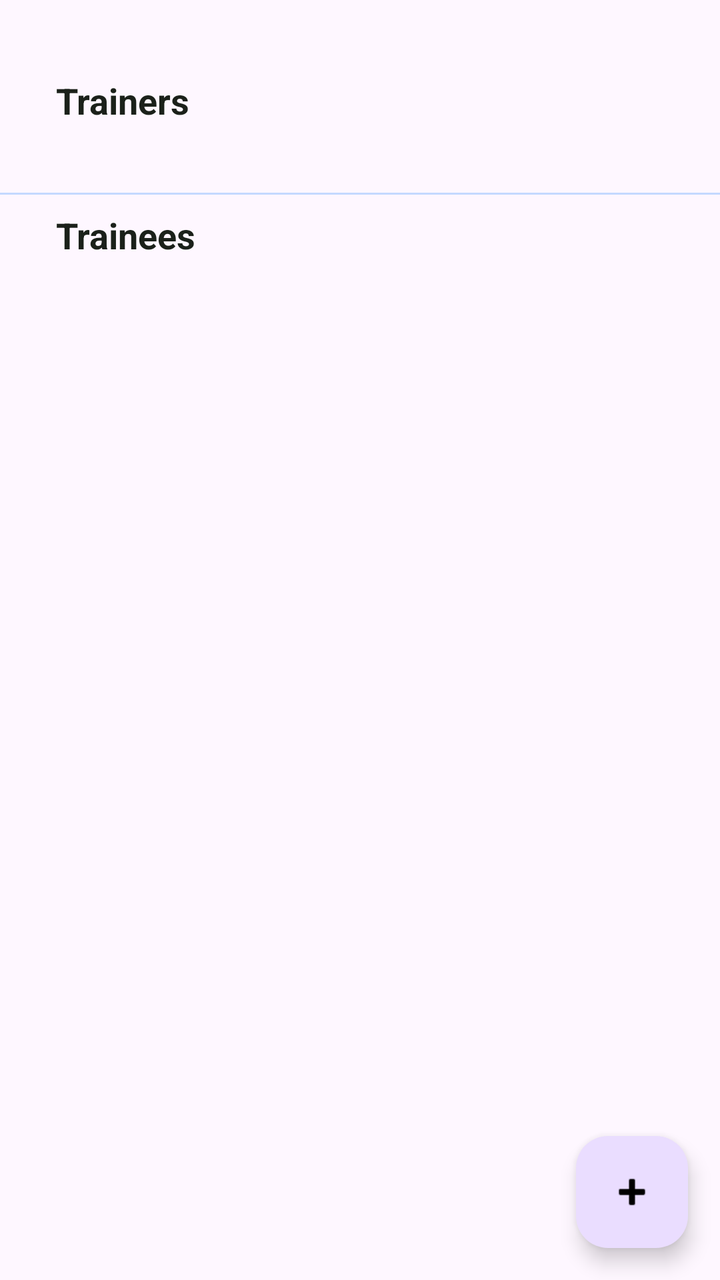
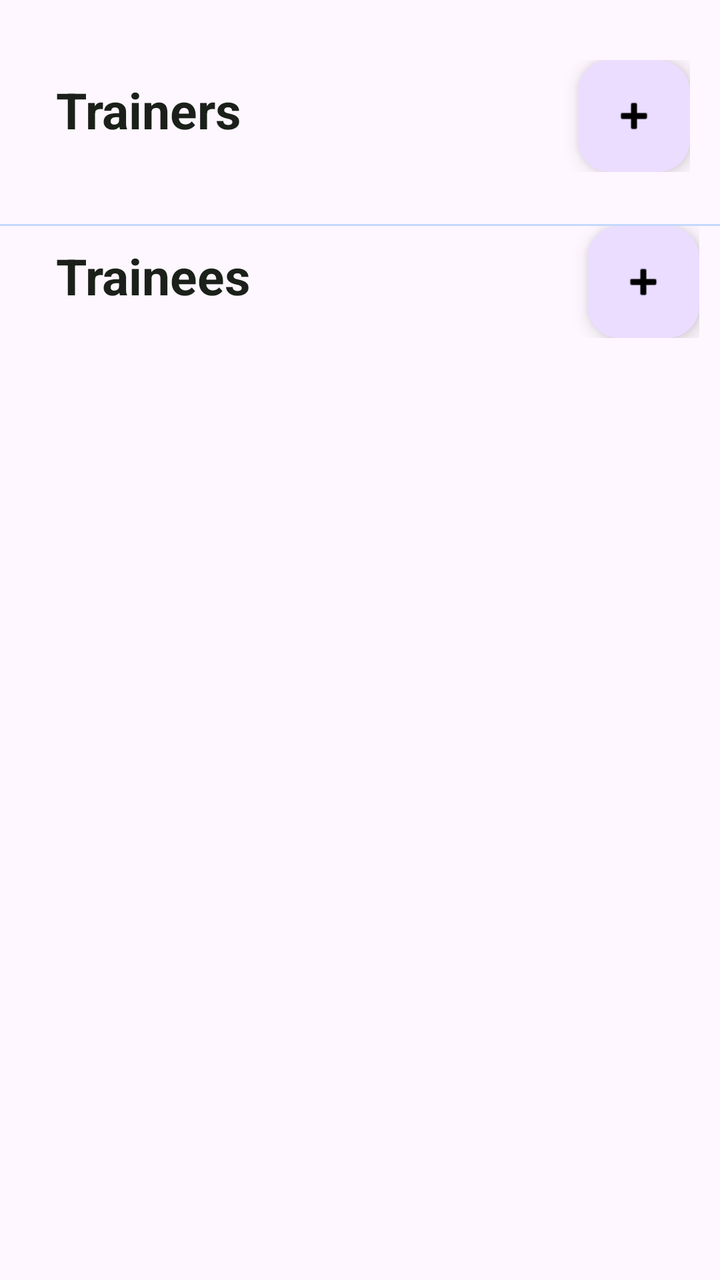

Screens rendered from an Android XML layout before and after an edit, with the pre-edit source and the edit as a unified diff.
<!-- AndroidManifest.xml: application theme Theme.UserProfileRegistration -->
<!-- res/layout/activity_profile_list.xml -->
<?xml version="1.0" encoding="utf-8"?>
<androidx.coordinatorlayout.widget.CoordinatorLayout
    xmlns:android="http://schemas.android.com/apk/res/android"
    xmlns:app="http://schemas.android.com/apk/res-auto"
    xmlns:tools="http://schemas.android.com/tools"
    android:layout_width="match_parent"
    android:layout_height="match_parent"
    android:paddingTop="30dp"
    tools:context=".activities.ProfileListActivity">

    <LinearLayout
        android:id="@+id/main"
        android:layout_width="match_parent"
        android:layout_height="match_parent"
        android:orientation="vertical">

        <TextView
            android:layout_width="match_parent"
            android:layout_height="wrap_content"
            android:text="Trainers"
            android:padding="8dp"
            android:textStyle="bold"
            android:textSize="18sp"
            android:textColor="@color/black"
            android:layout_marginStart="20dp" />

        <androidx.recyclerview.widget.RecyclerView
            android:id="@+id/profileRecyclerViewTrainers"
            android:layout_width="match_parent"
            android:layout_height="wrap_content"
            android:orientation="horizontal"
            app:layoutManager="androidx.recyclerview.widget.LinearLayoutManager"
            android:padding="8dp"
            tools:listitem="@layout/profile_card"
            android:clipToPadding="false"
            android:layout_marginBottom="10dp" />

        <View
            android:layout_width="match_parent"
            android:layout_height="1dp"
            android:background="@color/optional1" />

        <TextView
            android:layout_width="match_parent"
            android:layout_height="wrap_content"
            android:text="Trainees"
            android:padding="8dp"
            android:textStyle="bold"
            android:textSize="18sp"
            android:textColor="@color/black"
            android:layout_marginStart="20dp" />

        <androidx.recyclerview.widget.RecyclerView
            android:id="@+id/profileRecyclerViewTrainee"
            android:layout_width="match_parent"
            android:layout_height="match_parent"
            android:orientation="horizontal"
            app:layoutManager="androidx.recyclerview.widget.LinearLayoutManager"
            android:padding="8dp"
            tools:listitem="@layout/profile_card"
            android:clipToPadding="false" />

    </LinearLayout>

    <com.google.android.material.floatingactionbutton.FloatingActionButton
        android:id="@+id/fabAddProfile"
        android:layout_width="wrap_content"
        android:layout_height="wrap_content"
        android:layout_gravity="bottom|end"
        android:layout_margin="16dp"
        android:contentDescription="Add Profile"
        android:src="@android:drawable/ic_input_add"
        app:tint="@android:color/black" />

</androidx.coordinatorlayout.widget.CoordinatorLayout>
<!-- res/layout/profile_card.xml (included above) -->
<com.google.android.material.card.MaterialCardView
    xmlns:android="http://schemas.android.com/apk/res/android"
    xmlns:app="http://schemas.android.com/apk/res-auto"
    android:layout_width="200dp"
    android:layout_height="wrap_content"
    android:layout_margin="8dp"
    app:cardCornerRadius="24dp"
    app:cardElevation="8dp"
    android:id="@+id/profile_card"
    app:cardBackgroundColor="@color/white"
    app:strokeWidth="0dp">

    <LinearLayout
        android:layout_width="match_parent"
        android:layout_height="wrap_content"
        android:orientation="vertical"
        android:padding="12dp">


        <androidx.constraintlayout.widget.ConstraintLayout
            android:layout_width="match_parent"
            android:layout_height="180dp">

            <com.google.android.material.imageview.ShapeableImageView
                android:id="@+id/cardImage"
                android:layout_width="0dp"
                android:layout_height="0dp"
                android:scaleType="centerCrop"
                android:src="@drawable/trainer"
                app:layout_constraintTop_toTopOf="parent"
                app:layout_constraintBottom_toBottomOf="parent"
                app:layout_constraintStart_toStartOf="parent"
                app:layout_constraintEnd_toEndOf="parent"
                app:shapeAppearanceOverlay="@style/RoundedCorners20" />

            <ImageButton
                android:id="@+id/btnMenu"
                android:layout_width="40dp"
                android:layout_height="40dp"
                android:layout_marginTop="8dp"
                android:layout_marginEnd="8dp"
                android:background="?attr/selectableItemBackgroundBorderless"
                android:src="@android:drawable/ic_menu_more"
                app:tint="@color/secondary"
                app:layout_constraintTop_toTopOf="parent"
                app:layout_constraintEnd_toEndOf="parent" />

        </androidx.constraintlayout.widget.ConstraintLayout>



        <TextView
            android:id="@+id/profileName"
            android:layout_width="wrap_content"
            android:layout_height="wrap_content"
            android:layout_marginTop="12dp"
            android:text="Aminul Islam Munna"
            android:textColor="@color/black"
            android:textSize="16sp"
            android:textStyle="bold"
            app:drawableEndCompat="@drawable/ic_verified_green"
            android:drawablePadding="4dp" />

        <TextView
            android:id="@+id/details"
            android:layout_width="match_parent"
            android:layout_height="wrap_content"
            android:layout_marginTop="4dp"
            android:text="Product Designer who focuses on simplicity &amp; usability."
            android:textColor="#6B7280"
            android:textSize="12sp"
            android:lineSpacingExtra="2dp" />

        <LinearLayout
            android:layout_width="match_parent"
            android:layout_height="wrap_content"
            android:layout_marginTop="16dp"
            android:gravity="center_horizontal|center_vertical"
            android:weightSum="1">

            <LinearLayout

                android:layout_width="wrap_content"
                android:layout_height="wrap_content"
                android:orientation="horizontal"
                android:gravity="center"

                >

                <TextView
                    android:id="@+id/followers"
                    android:layout_width="wrap_content"
                    android:layout_height="wrap_content"
                    android:text="👤 312"
                    android:textSize="11sp"
                    android:layout_marginEnd="8dp"/>

                <TextView
                    android:id="@+id/posts"
                    android:layout_width="wrap_content"
                    android:layout_height="wrap_content"
                    android:text="🖼️ 48"
                    android:textSize="11sp" />
            </LinearLayout>

            <com.google.android.material.button.MaterialButton
                android:layout_weight=".4"
                style="@style/Widget.MaterialComponents.Button.TextButton"
                android:layout_width="wrap_content"
                android:layout_height="32dp"
                android:layout_alignParentEnd="true"
                android:backgroundTint="@color/secondary"
                android:layout_marginHorizontal="10dp"
                android:paddingHorizontal="8dp"
                android:text="Follow +"
                android:textAllCaps="false"
                android:textColor="#111827"
                android:textSize="10sp"
                app:cornerRadius="8dp" />

        </LinearLayout>
    </LinearLayout>
</com.google.android.material.card.MaterialCardView>
<!-- resources referenced by this layout -->
<resources>
  <color name="black">#1B211A</color>
  <color name="optional1">#C4D9FF</color>
  <color name="secondary">#E8F9FF</color>
  <color name="white">#FAF8F1</color>
  <!-- drawable ic_verified_green (drawable) -->
  <?xml version="1.0" encoding="utf-8"?>
  <vector xmlns:android="http://schemas.android.com/apk/res/android"
      android:width="24dp"
      android:height="24dp"
      android:viewportWidth="24"
      android:viewportHeight="24">
      <path
          android:fillColor="@color/primary"
          android:pathData="M12,2C6.48,2 2,6.48 2,12s4.48,10 10,10 10,-4.48 10,-10S17.52,2 12,2z" />
      <path
          android:fillColor="@color/secondary"
          android:pathData="M9,16.17L4.83,12l-1.42,1.41L9,19 21,7l-1.41,-1.41z" />
  </vector>
  <!-- drawable trainer: jpg bitmap (drawable, 43965 bytes) -->
  <style name="RoundedCorners20">
          <item name="cornerSize">20dp</item>
      </style>
  <style name="Theme.UserProfileRegistration" parent="Base.Theme.UserProfileRegistration" />
  <color name="primary">#FBFBFB</color>
  <style name="Base.Theme.UserProfileRegistration" parent="Theme.Material3.DayNight.NoActionBar">
          
          
      </style>
</resources>

<!-- the commit's change to res/layout/activity_profile_list.xml (unified diff, before → after) -->
@@ -1,5 +1,5 @@
 <?xml version="1.0" encoding="utf-8"?>
-<androidx.coordinatorlayout.widget.CoordinatorLayout
+<androidx.core.widget.NestedScrollView
     xmlns:android="http://schemas.android.com/apk/res/android"
     xmlns:app="http://schemas.android.com/apk/res-auto"
     xmlns:tools="http://schemas.android.com/tools"
@@ -14,15 +14,36 @@
         android:layout_height="match_parent"
         android:orientation="vertical">
 
-        <TextView
-            android:layout_width="match_parent"
-            android:layout_height="wrap_content"
-            android:text="Trainers"
-            android:padding="8dp"
-            android:textStyle="bold"
-            android:textSize="18sp"
-            android:textColor="@color/black"
-            android:layout_marginStart="20dp" />
+        <LinearLayout
+            android:layout_width="wrap_content"
+            android:layout_height="wrap_content"
+            android:orientation="horizontal"
+            android:layout_gravity="center_vertical"
+            >
+
+            <TextView
+                android:layout_width="match_parent"
+                android:layout_height="wrap_content"
+                android:text="Trainers"
+                android:padding="8dp"
+                android:textStyle="bold"
+                android:textSize="25sp"
+                android:textColor="@color/black"
+                android:layout_marginStart="20dp"
+                android:layout_marginEnd="160dp"/>
+
+            <com.google.android.material.floatingactionbutton.FloatingActionButton
+                android:id="@+id/fabTrainersAddProfile"
+                android:layout_width="wrap_content"
+                android:layout_height="wrap_content"
+                android:layout_gravity="bottom|end"
+                android:contentDescription="Add Profile"
+                android:src="@android:drawable/ic_input_add"
+                app:tint="@android:color/black" />
+        </LinearLayout>
+
+
+
 
         <androidx.recyclerview.widget.RecyclerView
             android:id="@+id/profileRecyclerViewTrainers"
@@ -40,15 +61,34 @@
             android:layout_height="1dp"
             android:background="@color/optional1" />
 
-        <TextView
-            android:layout_width="match_parent"
-            android:layout_height="wrap_content"
-            android:text="Trainees"
-            android:padding="8dp"
-            android:textStyle="bold"
-            android:textSize="18sp"
-            android:textColor="@color/black"
-            android:layout_marginStart="20dp" />
+        <LinearLayout
+            android:layout_width="wrap_content"
+            android:layout_height="wrap_content"
+            android:orientation="horizontal"
+            android:layout_gravity="center_vertical"
+            >
+
+            <TextView
+                android:layout_width="match_parent"
+                android:layout_height="wrap_content"
+                android:text="Trainees"
+                android:padding="8dp"
+                android:textStyle="bold"
+                android:textSize="25sp"
+                android:textColor="@color/black"
+                android:layout_marginStart="20dp"
+                android:layout_marginEnd="160dp"/>
+
+            <com.google.android.material.floatingactionbutton.FloatingActionButton
+                android:id="@+id/fabAddTraineeProfile"
+                android:layout_width="wrap_content"
+                android:layout_height="wrap_content"
+                android:layout_gravity="bottom|end"
+                android:contentDescription="Add Profile"
+                android:src="@android:drawable/ic_input_add"
+                app:tint="@android:color/black" />
+        </LinearLayout>
+
 
         <androidx.recyclerview.widget.RecyclerView
             android:id="@+id/profileRecyclerViewTrainee"
@@ -62,17 +102,7 @@
 
     </LinearLayout>
 
-    <com.google.android.material.floatingactionbutton.FloatingActionButton
-        android:id="@+id/fabAddProfile"
-        android:layout_width="wrap_content"
-        android:layout_height="wrap_content"
-        android:layout_gravity="bottom|end"
-        android:layout_margin="16dp"
-        android:contentDescription="Add Profile"
-        android:src="@android:drawable/ic_input_add"
-        app:tint="@android:color/black" />
-
-</androidx.coordinatorlayout.widget.CoordinatorLayout>
+</androidx.core.widget.NestedScrollView>
 <!-- res/layout/profile_card.xml (included above) -->
 <com.google.android.material.card.MaterialCardView
     xmlns:android="http://schemas.android.com/apk/res/android"
